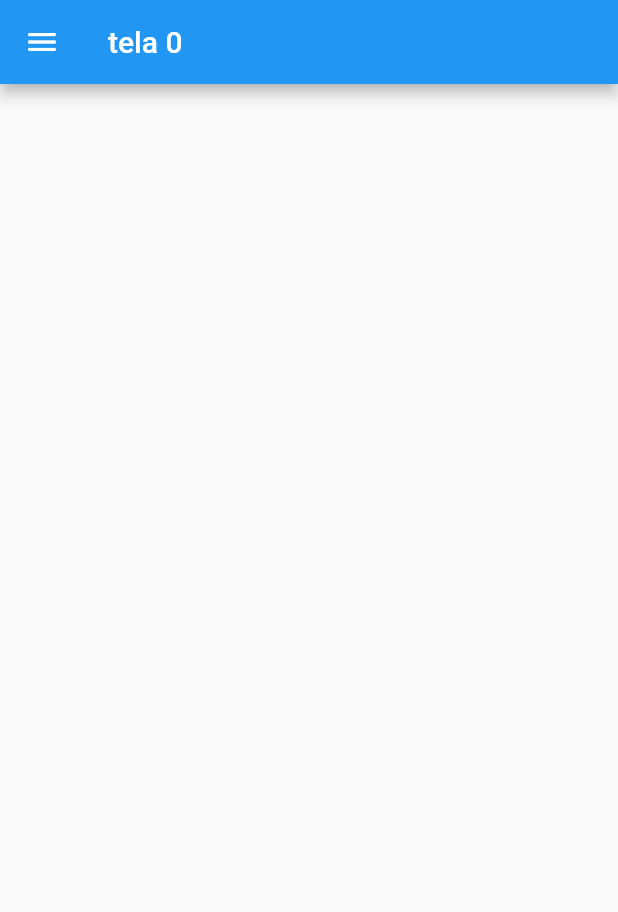
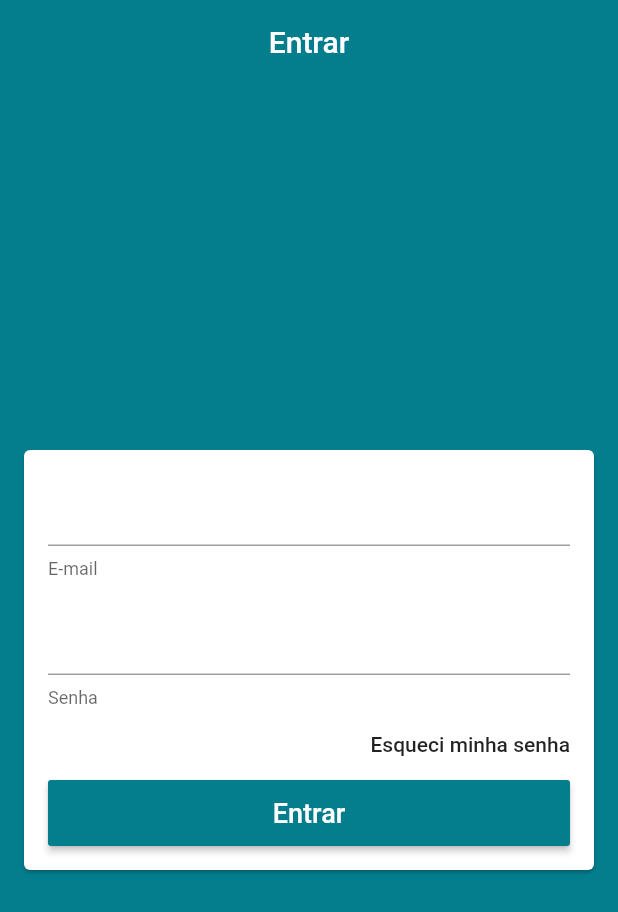
Before and after one commit to GustavoAtilio/Curso_App, a Flutter app: the screen it shows after launch, on a phone screen of 412 x 824 dp. Shown: the top 912 px of the screen. Run offline on Flutter 3.47's test engine with Material 2 defaults, Android fonts, the phone set to English and light mode, and no system bars.

Commit message:
page login

```diff
--- a/lib/common/custom_drawer/drawer_title.dart
+++ b/lib/common/custom_drawer/drawer_title.dart
@@ -11,7 +11,8 @@ class DrawerTitle extends StatelessWidget {
       {required this.icomData, required this.title, required this.page});
   @override
   Widget build(BuildContext context) {
-    final int curPage = context.read<PageManager>().page;
+    final int curPage = context.watch<PageManager>().page;
+    final Color primaryColor = Theme.of(context).primaryColor;
     return InkWell(
       onTap: () {
         context.read<PageManager>().setPage(page);
@@ -25,7 +26,7 @@ class DrawerTitle extends StatelessWidget {
               child: Icon(
                 icomData,
                 size: 32,
-                color: curPage == page ? Colors.red : Colors.green,
+                color: curPage == page ? primaryColor : Colors.green,
               ),
             ),
             Text(
--- a/lib/main.dart
+++ b/lib/main.dart
@@ -15,7 +15,11 @@ class MyApp extends StatelessWidget {
         title: 'Loja',
         debugShowCheckedModeBanner: false,
         theme: ThemeData(
-          primarySwatch: Colors.blue,
+          primaryColor: const Color.fromARGB(255, 4, 125, 141),
+          scaffoldBackgroundColor: const Color.fromARGB(255, 4, 125, 141),
+          appBarTheme: const AppBarTheme(
+            elevation: 0,
+          ),
         ),
         home: BasePage());
   }
--- a/lib/pages/base/base.dart
+++ b/lib/pages/base/base.dart
@@ -1,4 +1,5 @@
 import 'package:curso_app/models/page_manager.dart';
+import 'package:curso_app/pages/login/login_page.dart';
 import 'package:flutter/material.dart';
 import 'package:provider/provider.dart';
 
@@ -15,17 +16,27 @@ class BasePage extends StatelessWidget {
           controller: pageController,
           physics: const NeverScrollableScrollPhysics(),
           children: <Widget>[
+            LoginPage(),
             Scaffold(
               drawer: CustomDrawer(),
-              appBar: AppBar(title: const Text("tela 0")),
+              appBar: AppBar(
+                title: const Text("tela 0"),
+                backgroundColor: Theme.of(context).primaryColor,
+              ),
             ),
             Scaffold(
               drawer: CustomDrawer(),
-              appBar: AppBar(title: const Text("tela 1")),
+              appBar: AppBar(
+                title: const Text("tela 1"),
+                backgroundColor: Theme.of(context).primaryColor,
+              ),
             ),
             Scaffold(
               drawer: CustomDrawer(),
-              appBar: AppBar(title: const Text("tela 2")),
+              appBar: AppBar(
+                title: const Text("tela 2"),
+                backgroundColor: Theme.of(context).primaryColor,
+              ),
             ),
           ]),
     );
--- /dev/null
+++ b/lib/pages/login/login_page.dart
@@ -0,0 +1,78 @@
+import 'package:curso_app/utils/validators.dart';
+import 'package:flutter/material.dart';
+
+class LoginPage extends StatelessWidget {
+  final GlobalKey<FormState> formKey = GlobalKey<FormState>();
+  final TextEditingController emailController = TextEditingController();
+  final TextEditingController passController = TextEditingController();
+  @override
+  Widget build(BuildContext context) {
+    return Scaffold(
+      appBar: AppBar(
+        title: const Text("Entrar"),
+        centerTitle: true,
+        backgroundColor: Theme.of(context).primaryColor,
+      ),
+      body: Center(
+        child: Card(
+          margin: const EdgeInsets.symmetric(horizontal: 16),
+          child: Form(
+            key: formKey,
+            child: ListView(
+                padding: const EdgeInsets.all(16),
+                shrinkWrap: true,
+                children: <Widget>[
+                  TextFormField(
+                    controller: emailController,
+                    decoration: const InputDecoration(helperText: 'E-mail'),
+                    keyboardType: TextInputType.emailAddress,
+                    autocorrect: false,
+                    validator: (email) {
+                      if (email == null) return "E-mail inválido";
+                      if (!emailValid(email)) return "E-mail inválido";
+                      return null;
+                    },
+                  ),
+                  const SizedBox(height: 16),
+                  TextFormField(
+                    controller: passController,
+                    decoration: const InputDecoration(helperText: 'Senha'),
+                    autocorrect: false,
+                    obscureText: true,
+                    validator: (pass) {
+                      if (pass == null) return "senha inválida";
+                      if (pass.isEmpty || pass.length < 6) {
+                        return "senha inválida";
+                      }
+                      return null;
+                    },
+                  ),
+                  Align(
+                    alignment: Alignment.centerRight,
+                    child: FlatButton(
+                      onPressed: () {},
+                      padding: EdgeInsets.zero,
+                      child: const Text("Esqueci minha senha"),
+                    ),
+                  ),
+                  SizedBox(
+                    height: 44,
+                    child: RaisedButton(
+                      onPressed: () {
+                        if (formKey.currentState!.validate()) {}
+                      },
+                      color: Theme.of(context).primaryColor,
+                      textColor: Colors.white,
+                      child: const Text(
+                        "Entrar",
+                        style: TextStyle(fontSize: 18),
+                      ),
+                    ),
+                  )
+                ]),
+          ),
+        ),
+      ),
+    );
+  }
+}
--- /dev/null
+++ b/lib/utils/validators.dart
@@ -0,0 +1,5 @@
+bool emailValid(String email) {
+  final RegExp regex = RegExp(
+      r"^(([^<>()[\]\\.,;:\s@\']+(\.[^<>()[\]\\.,;:\s@\']+)*)|(\'.+\'))@((\[[0-9]{1,3}\.[0-9]{1,3}\.[0-9]{1,3}\.[0-9]{1,3}\])|(([a-zA-Z\-0-9]+\.)+[a-zA-Z]{2,}))$");
+  return regex.hasMatch(email);
+}
```
